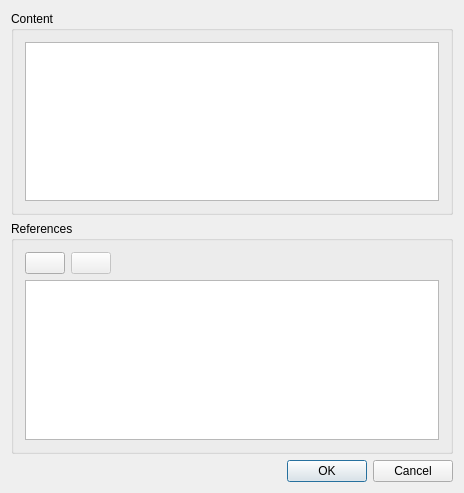
Old version of the form AddSnippetDlg.ui in the repository congchenutd/papernet.
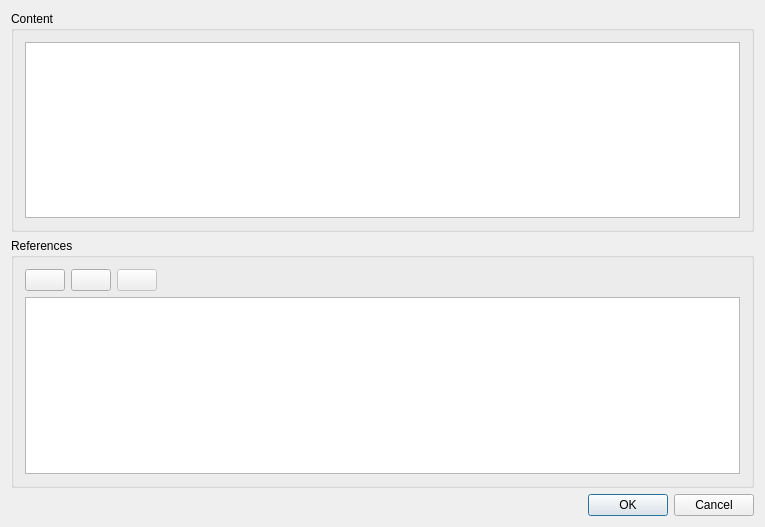
New version of the form. Icons and pictures are not drawn.

```diff
--- a/AddSnippetDlg.ui
+++ b/AddSnippetDlg.ui
@@ -6,8 +6,8 @@
    <rect>
     <x>0</x>
     <y>0</y>
-    <width>464</width>
-    <height>493</height>
+    <width>765</width>
+    <height>527</height>
    </rect>
   </property>
   <property name="windowTitle">
@@ -40,7 +40,7 @@
         </property>
        </widget>
       </item>
-      <item row="0" column="1">
+      <item row="0" column="2">
        <widget class="QPushButton" name="btDel">
         <property name="enabled">
          <bool>false</bool>
@@ -51,7 +51,7 @@
         </property>
        </widget>
       </item>
-      <item row="0" column="2">
+      <item row="0" column="3">
        <spacer name="horizontalSpacer">
         <property name="orientation">
          <enum>Qt::Horizontal</enum>
@@ -64,7 +64,7 @@
         </property>
        </spacer>
       </item>
-      <item row="1" column="0" colspan="3">
+      <item row="1" column="0" colspan="4">
        <widget class="QListView" name="listView">
         <property name="editTriggers">
          <set>QAbstractItemView::NoEditTriggers</set>
@@ -74,6 +74,14 @@
         </property>
        </widget>
       </item>
+      <item row="0" column="1">
+       <widget class="QPushButton" name="btSelect">
+        <property name="icon">
+         <iconset resource="MainWindow.qrc">
+          <normaloff>:/MainWindow/Images/ToiletPaper.png</normaloff>:/MainWindow/Images/ToiletPaper.png</iconset>
+        </property>
+       </widget>
+      </item>
      </layout>
     </widget>
    </item>
```
